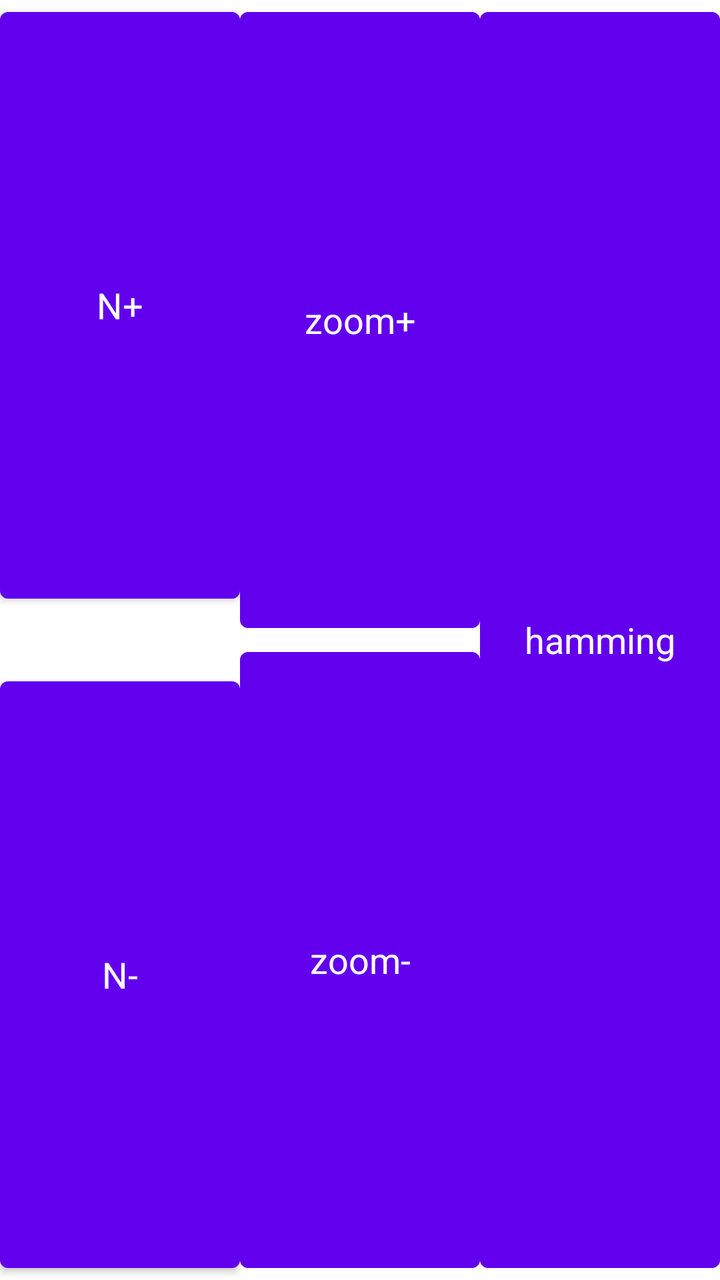
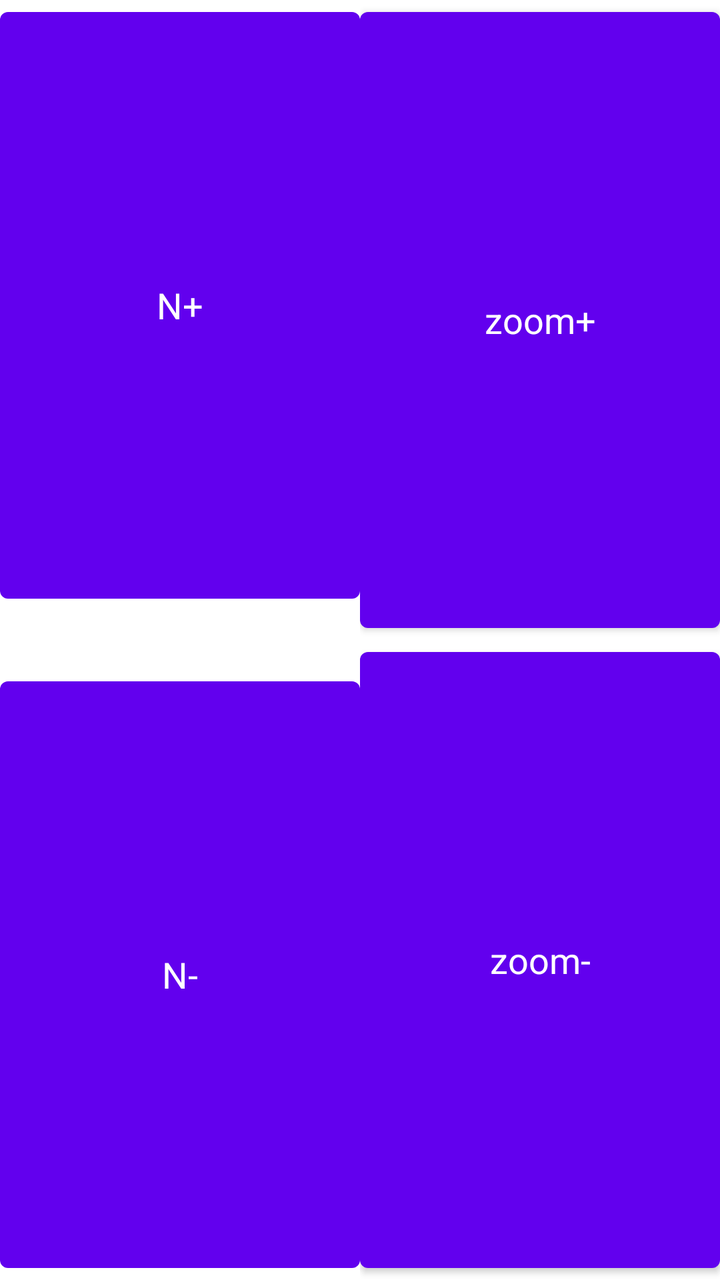

Before-and-after screenshots of an Android layout around one commit, followed by the original layout XML and the change that was made.
<!-- AndroidManifest.xml: fallback theme Theme.MaterialComponents.DayNight.NoActionBar -->
<!-- res/layout/fft_buttons.xml -->
<?xml version="1.0" encoding="utf-8"?>
<LinearLayout xmlns:android="http://schemas.android.com/apk/res/android"
    android:orientation="horizontal"
    android:layout_width="fill_parent"
    android:layout_height="fill_parent">
    <LinearLayout
	android:layout_width="1dp"
	android:layout_height="fill_parent"
	android:layout_weight="1"
	android:orientation="vertical">
	<Button
	    android:layout_width="fill_parent"
	    android:layout_height="1dp"
	    android:layout_weight="1"
	    android:text="N+"
	    android:textAppearance="?android:attr/textAppearanceMedium"
	    android:onClick="N_incr" />
	<TextView android:id="@+id/N_display"
	    android:layout_width="fill_parent"
	    android:layout_height="wrap_content"
	    android:gravity="center"
	    android:lines="1"
	    android:singleLine="true"
	    android:textAppearance="?android:attr/textAppearanceLarge" 
	    android:textColor="#fc4" />
	<Button
	    android:layout_width="fill_parent"
	    android:layout_height="1dp"
	    android:layout_weight="1"
	    android:text="N-"
	    android:textAppearance="?android:attr/textAppearanceMedium"
	    android:onClick="N_decr" />
    </LinearLayout>
    <LinearLayout
	android:layout_width="1dp"
	android:layout_height="fill_parent"
	android:layout_weight="1"
	android:orientation="vertical">
	<Button
	    android:layout_width="fill_parent"
	    android:layout_height="1dp"
	    android:layout_weight="1"
	    android:text="zoom+"
	    android:textAppearance="?android:attr/textAppearanceMedium"
	    android:onClick="zoom_incr" />
	<Button
	    android:layout_width="fill_parent"
	    android:layout_height="1dp"
	    android:layout_weight="1"
	    android:text="zoom-"
	    android:textAppearance="?android:attr/textAppearanceMedium"
	    android:onClick="zoom_decr" />
    </LinearLayout>
    <LinearLayout
	android:layout_width="1dp"
	android:layout_height="fill_parent"
	android:layout_weight="1"
	android:orientation="vertical">
	<Button
	    android:layout_width="fill_parent"
	    android:layout_height="1dp"
	    android:layout_weight="1"
	    android:text="hamming"
	    android:textAppearance="?android:attr/textAppearanceMedium"
	    android:onClick="hamming_toggle" />
    </LinearLayout>
</LinearLayout>
<!-- resources referenced by this layout -->
<resources>

</resources>

<!-- the commit's change to res/layout/fft_buttons.xml (unified diff, before → after) -->
@@ -51,17 +51,4 @@
 	    android:textAppearance="?android:attr/textAppearanceMedium"
 	    android:onClick="zoom_decr" />
     </LinearLayout>
-    <LinearLayout
-	android:layout_width="1dp"
-	android:layout_height="fill_parent"
-	android:layout_weight="1"
-	android:orientation="vertical">
-	<Button
-	    android:layout_width="fill_parent"
-	    android:layout_height="1dp"
-	    android:layout_weight="1"
-	    android:text="hamming"
-	    android:textAppearance="?android:attr/textAppearanceMedium"
-	    android:onClick="hamming_toggle" />
-    </LinearLayout>
 </LinearLayout>
